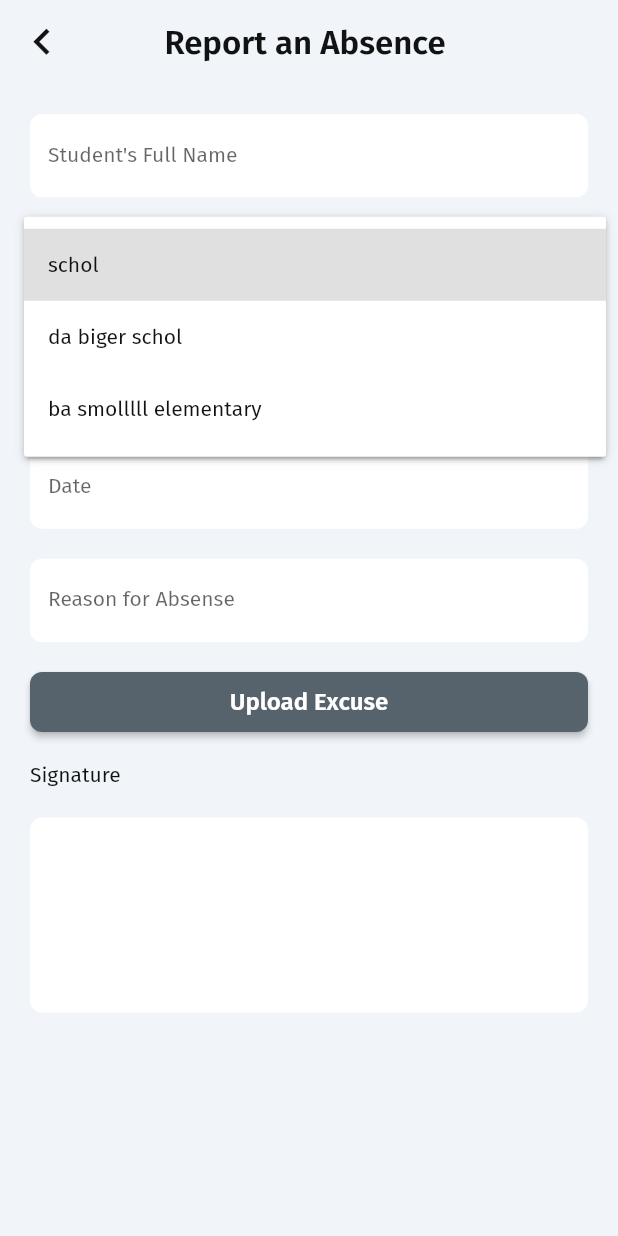
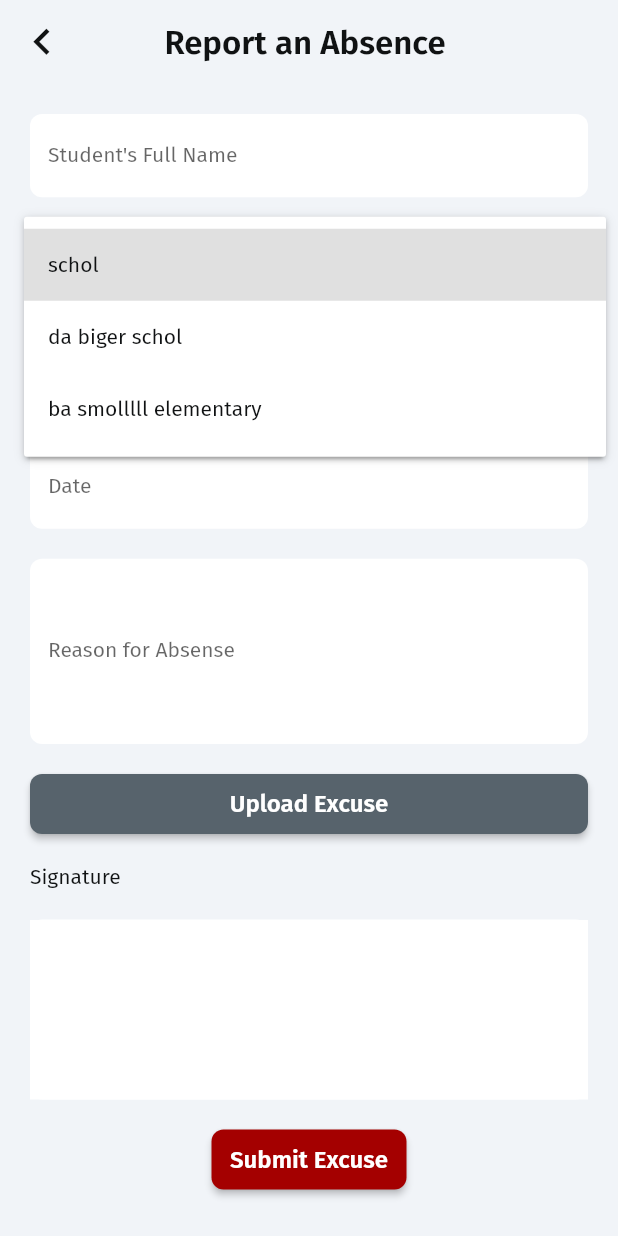
Before and after one commit to RoverLink/RoverLink, a Flutter app: the ReportAbsenceWidget screen opened by its route, after a tap on "Please select a School", on a phone screen of 412 x 824 dp. Run offline on Flutter 3.47's test engine with Material 2 defaults, Android fonts, the phone set to English and light mode, and no system bars; drawn by our look-alikes of auto_size_text, signature; our stand-ins replace badges, built_collection, built_value, cached_network_image, cloud_firestore, csv and 24 more; missing offline and left inert: emoji_flag_converter, flutter_clean_calendar, flutter_gravatar, flutter_shimmer_widget, json_path, mime_type and 1 more; accounts and stored records are empty; network calls fail.

Commit message:
Updating to latest FlutterFlow output.

```diff
--- a/lib/backend/schema/serializers.dart
+++ b/lib/backend/schema/serializers.dart
@@ -2,6 +2,7 @@ import 'package:built_value/standard_json_plugin.dart';
 import 'package:from_css_color/from_css_color.dart';
 
 import 'users_record.dart';
+import 'excuses_record.dart';
 
 import 'index.dart';
 
@@ -13,6 +14,7 @@ const kDocumentReferenceField = 'Document__Reference__Field';
 
 @SerializersFor(const [
   UsersRecord,
+  ExcusesRecord,
 ])
 final Serializers serializers = (_$serializers.toBuilder()
       ..add(DocumentReferenceSerializer())
--- a/lib/components/add_content_selector_widget.dart
+++ b/lib/components/add_content_selector_widget.dart
@@ -82,7 +82,7 @@ class _AddContentSelectorWidgetState extends State<AddContentSelectorWidget> {
                   onTap: () async {
                     Navigator.pop(context);
 
-                    context.pushNamed('Menu');
+                    context.pushNamed('ReportAbsence');
                   },
                   child: Row(
                     mainAxisSize: MainAxisSize.max,
--- a/lib/flutter_flow/internationalization.dart
+++ b/lib/flutter_flow/internationalization.dart
@@ -304,6 +304,15 @@ final kTranslationsMap = <Map<String, Map<String, String>>>[
       'ja': 'サイン',
       'zh_Hans': '签名',
     },
+    'ku9v4t7r': {
+      'en': 'Submit Excuse',
+      'de': '',
+      'es': '',
+      'fr': '',
+      'it': '',
+      'ja': '',
+      'zh_Hans': '',
+    },
     'ig4pe40x': {
       'en': 'Report an Absence ',
       'de': 'Melden Sie eine Abwesenheit',
@@ -1433,6 +1442,16 @@ final kTranslationsMap = <Map<String, Map<String, String>>>[
       'ja': '',
       'zh_Hans': '',
     },
+    'hjhv1xzh': {
+      'en':
+          'In order to add calendar events this app requires permission to access the calendar.',
+      'de': '',
+      'es': '',
+      'fr': '',
+      'it': '',
+      'ja': '',
+      'zh_Hans': '',
+    },
     '27uisxge': {
       'en': '',
       'de': '',
--- a/lib/report_absence/report_absence_widget.dart
+++ b/lib/report_absence/report_absence_widget.dart
@@ -23,33 +23,34 @@ class _ReportAbsenceWidgetState extends State<ReportAbsenceWidget> {
 
   String? schoolValue;
   TextEditingController? textController1;
-  TextEditingController? textController2;
-  TextEditingController? textController3;
+  TextEditingController? teacherController;
+  TextEditingController? gradeController;
   TextEditingController? textController4;
   TextEditingController? textController5;
   late SignatureController signatureController;
+  final formKey = GlobalKey<FormState>();
   final scaffoldKey = GlobalKey<ScaffoldState>();
 
   @override
   void initState() {
     super.initState();
+    gradeController = TextEditingController();
+    teacherController = TextEditingController();
+    textController1 = TextEditingController();
+    textController4 = TextEditingController();
+    textController5 = TextEditingController();
     signatureController = SignatureController(
       penStrokeWidth: 2,
-      penColor: FlutterFlowTheme.of(context).primaryText,
+      penColor: Colors.black,
       exportBackgroundColor: Colors.white,
     );
-    textController1 = TextEditingController();
-    textController2 = TextEditingController();
-    textController3 = TextEditingController();
-    textController4 = TextEditingController();
-    textController5 = TextEditingController();
   }
 
   @override
   void dispose() {
+    gradeController?.dispose();
+    teacherController?.dispose();
     textController1?.dispose();
-    textController2?.dispose();
-    textController3?.dispose();
     textController4?.dispose();
     textController5?.dispose();
     super.dispose();
@@ -83,6 +84,9 @@ class _ReportAbsenceWidgetState extends State<ReportAbsenceWidget> {
       body: SafeArea(
         child: GestureDetector(
           onTap: () => FocusScope.of(context).unfocus(),
+          child: Form(
+            key: formKey,
+            autovalidateMode: AutovalidateMode.disabled,
             child: SingleChildScrollView(
               child: Column(
                 mainAxisSize: MainAxisSize.max,
@@ -92,6 +96,7 @@ class _ReportAbsenceWidgetState extends State<ReportAbsenceWidget> {
                     padding: EdgeInsetsDirectional.fromSTEB(20, 20, 20, 0),
                     child: TextFormField(
                       controller: textController1,
+                      autofocus: true,
                       obscureText: false,
                       decoration: InputDecoration(
                         labelText: FFLocalizations.of(context).getText(
@@ -155,7 +160,8 @@ class _ReportAbsenceWidgetState extends State<ReportAbsenceWidget> {
                       hintText: FFLocalizations.of(context).getText(
                         'k5ogbgzy' /* Please select a School */,
                       ),
-                    fillColor: FlutterFlowTheme.of(context).secondaryBackground,
+                      fillColor:
+                          FlutterFlowTheme.of(context).secondaryBackground,
                       elevation: 2,
                       borderColor: Colors.transparent,
                       borderWidth: 0,
@@ -168,7 +174,7 @@ class _ReportAbsenceWidgetState extends State<ReportAbsenceWidget> {
                     Padding(
                       padding: EdgeInsetsDirectional.fromSTEB(20, 20, 20, 0),
                       child: TextFormField(
-                      controller: textController2,
+                        controller: teacherController,
                         obscureText: false,
                         decoration: InputDecoration(
                           labelText: FFLocalizations.of(context).getText(
@@ -214,7 +220,7 @@ class _ReportAbsenceWidgetState extends State<ReportAbsenceWidget> {
                   Padding(
                     padding: EdgeInsetsDirectional.fromSTEB(20, 20, 20, 0),
                     child: TextFormField(
-                    controller: textController3,
+                      controller: gradeController,
                       obscureText: false,
                       decoration: InputDecoration(
                         labelText: FFLocalizations.of(context).getText(
@@ -346,6 +352,7 @@ class _ReportAbsenceWidgetState extends State<ReportAbsenceWidget> {
                             FlutterFlowTheme.of(context).secondaryBackground,
                       ),
                       style: FlutterFlowTheme.of(context).bodyText1,
+                      maxLines: 5,
                       keyboardType: TextInputType.multiline,
                     ),
                   ),
@@ -387,11 +394,13 @@ class _ReportAbsenceWidgetState extends State<ReportAbsenceWidget> {
                             isMediaUploading = false;
                           }
                           if (downloadUrls.length == selectedMedia.length) {
-                          setState(() => uploadedFileUrl = downloadUrls.first);
+                            setState(
+                                () => uploadedFileUrl = downloadUrls.first);
                             showUploadMessage(context, 'Success!');
                           } else {
                             setState(() {});
-                          showUploadMessage(context, 'Failed to upload media');
+                            showUploadMessage(
+                                context, 'Failed to upload media');
                             return;
                           }
                         }
@@ -402,7 +411,8 @@ class _ReportAbsenceWidgetState extends State<ReportAbsenceWidget> {
                               content: Text(
                                 'Image Uploaded',
                                 style: TextStyle(
-                                color: FlutterFlowTheme.of(context).primaryText,
+                                  color:
+                                      FlutterFlowTheme.of(context).primaryText,
                                 ),
                               ),
                               duration: Duration(milliseconds: 4000),
@@ -416,7 +426,8 @@ class _ReportAbsenceWidgetState extends State<ReportAbsenceWidget> {
                               content: Text(
                                 'You must upload an image, please try again',
                                 style: TextStyle(
-                                color: FlutterFlowTheme.of(context).primaryText,
+                                  color:
+                                      FlutterFlowTheme.of(context).primaryText,
                                 ),
                               ),
                               duration: Duration(milliseconds: 4000),
@@ -466,17 +477,49 @@ class _ReportAbsenceWidgetState extends State<ReportAbsenceWidget> {
                         color: FlutterFlowTheme.of(context).secondaryBackground,
                         borderRadius: BorderRadius.circular(8),
                       ),
-                    child: Padding(
-                      padding: EdgeInsetsDirectional.fromSTEB(5, 5, 5, 5),
                       child: ClipRect(
                         child: Signature(
                           controller: signatureController,
-                          backgroundColor:
-                              FlutterFlowTheme.of(context).secondaryBackground,
+                          backgroundColor: Colors.white,
                           height: 120,
                         ),
                       ),
                     ),
+                  ),
+                  Container(
+                    width: double.infinity,
+                    decoration: BoxDecoration(),
+                    child: Column(
+                      mainAxisSize: MainAxisSize.max,
+                      mainAxisAlignment: MainAxisAlignment.center,
+                      children: [
+                        FFButtonWidget(
+                          onPressed: () {
+                            print('Button pressed ...');
+                          },
+                          text: 'Submit Excuse',
+                          options: FFButtonOptions(
+                            width: 130,
+                            height: 40,
+                            color: FlutterFlowTheme.of(context).primaryColor,
+                            textStyle: FlutterFlowTheme.of(context)
+                                .subtitle2
+                                .override(
+                                  fontFamily: FlutterFlowTheme.of(context)
+                                      .subtitle2Family,
+                                  color: Colors.white,
+                                  useGoogleFonts: GoogleFonts.asMap()
+                                      .containsKey(FlutterFlowTheme.of(context)
+                                          .subtitle2Family),
+                                ),
+                            borderSide: BorderSide(
+                              color: Colors.transparent,
+                              width: 1,
+                            ),
+                            borderRadius: BorderRadius.circular(8),
+                          ),
+                        ),
+                      ],
                     ),
                   ),
                 ],
@@ -484,6 +527,7 @@ class _ReportAbsenceWidgetState extends State<ReportAbsenceWidget> {
             ),
           ),
         ),
+      ),
     );
   }
 }
```
Also changed, not shown: lib/backend/backend.dart (+44 -0 lines), lib/backend/schema/excuses_record.dart (added, +61 -0 lines), lib/backend/schema/excuses_record.g.dart (added), lib/backend/schema/serializers.g.dart, 5 other files. Lines whose indentation alone changed are shown as unchanged.
